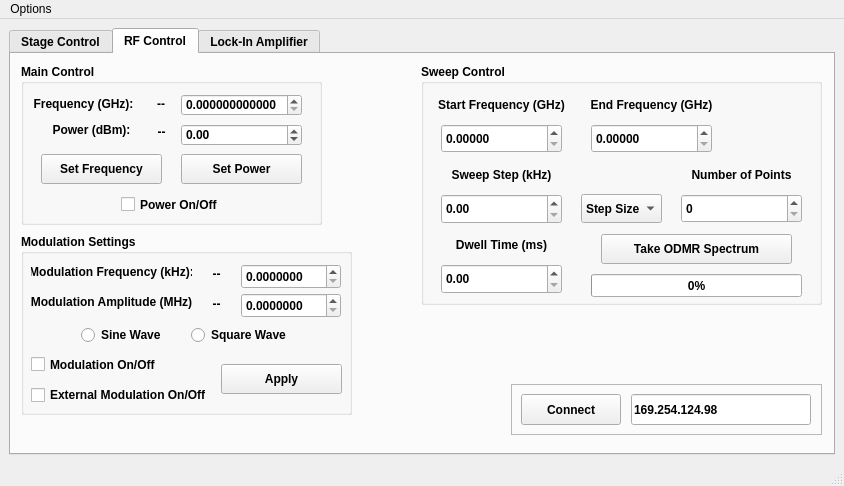
WarwickEPR/ScanningMagnetometry, file scanning_magnetometer.ui: the form before one commit.
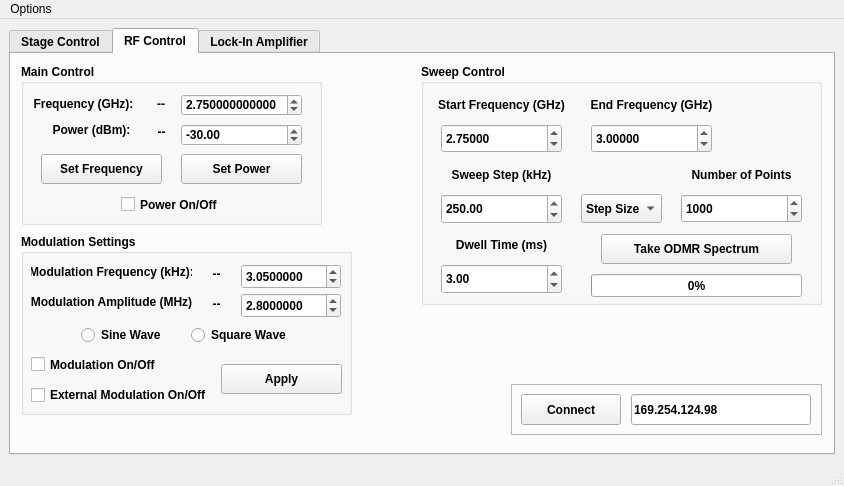
The form after the commit.

Patch:
```diff
--- a/scanning_magnetometer.ui
+++ b/scanning_magnetometer.ui
@@ -720,6 +720,9 @@
          <property name="maximum">
           <double>6.000000000000000</double>
          </property>
+         <property name="value">
+          <double>2.750000000000000</double>
+         </property>
         </widget>
         <widget class="QDoubleSpinBox" name="pwrBox">
          <property name="geometry">
@@ -739,6 +742,9 @@
          <property name="maximum">
           <double>19.000000000000000</double>
          </property>
+         <property name="value">
+          <double>-30.000000000000000</double>
+         </property>
         </widget>
         <widget class="QPushButton" name="setFreqBtn">
          <property name="geometry">
@@ -861,6 +867,12 @@
          <property name="decimals">
           <number>5</number>
          </property>
+         <property name="maximum">
+          <double>6.000000000000000</double>
+         </property>
+         <property name="value">
+          <double>2.750000000000000</double>
+         </property>
         </widget>
         <widget class="QLabel" name="label_6">
          <property name="geometry">
@@ -906,6 +918,12 @@
          <property name="decimals">
           <number>5</number>
          </property>
+         <property name="maximum">
+          <double>6.000000000000000</double>
+         </property>
+         <property name="value">
+          <double>3.000000000000000</double>
+         </property>
         </widget>
         <widget class="QDoubleSpinBox" name="stepSizeBox">
          <property name="geometry">
@@ -919,6 +937,9 @@
          <property name="maximum">
           <double>10000.000000000000000</double>
          </property>
+         <property name="value">
+          <double>250.000000000000000</double>
+         </property>
         </widget>
         <widget class="QLabel" name="label_8">
          <property name="geometry">
@@ -962,7 +983,10 @@
           </rect>
          </property>
          <property name="maximum">
-          <number>3000</number>
+          <number>62000</number>
+         </property>
+         <property name="value">
+          <number>1000</number>
          </property>
         </widget>
         <widget class="QComboBox" name="sweepDefBox">
@@ -997,6 +1021,9 @@
          <property name="maximum">
           <double>1000.000000000000000</double>
          </property>
+         <property name="value">
+          <double>3.000000000000000</double>
+         </property>
         </widget>
         <widget class="QLabel" name="label_10">
          <property name="geometry">
@@ -1135,6 +1162,9 @@
          <property name="maximum">
           <double>40.000000000000000</double>
          </property>
+         <property name="value">
+          <double>3.050000000000000</double>
+         </property>
         </widget>
         <widget class="QDoubleSpinBox" name="modAmpSpinBox">
          <property name="geometry">
@@ -1151,6 +1181,9 @@
          <property name="maximum">
           <double>3.000000000000000</double>
          </property>
+         <property name="value">
+          <double>2.800000000000000</double>
+         </property>
         </widget>
         <widget class="QLabel" name="modFreqLabel">
          <property name="geometry">
```
